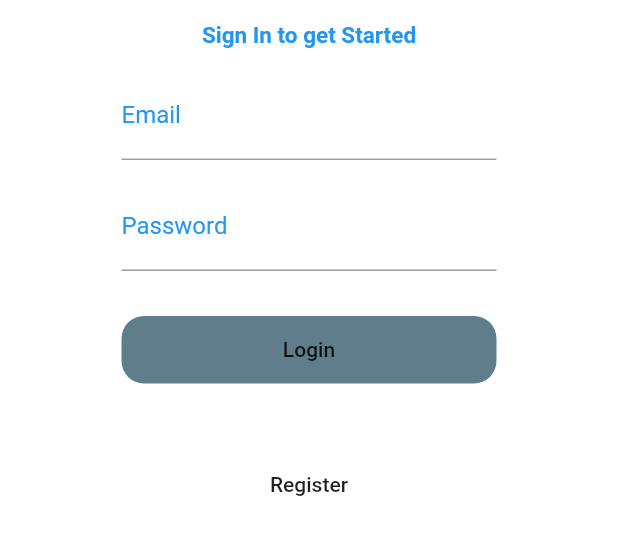
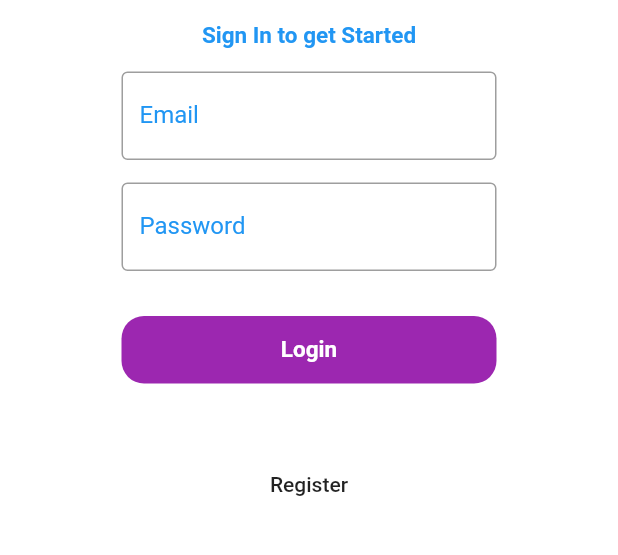
Before and after one commit to memsjava/takalo, a Flutter app: the screen it shows after launch, on a phone screen of 412 x 824 dp, the part 389-944 px from its top. Run offline on Flutter 3.47's test engine with Material 2 defaults, Android fonts, the light colour scheme and no system bars; our stand-ins replace auto_route, cloud_firestore, firebase_auth, firebase_core, flutter_redux, photo_view and 1 more; accounts and stored records are empty.

Commit message:
login ui v0

```diff
--- a/takalo_app/lib/presentation/pages/login.dart
+++ b/takalo_app/lib/presentation/pages/login.dart
@@ -54,7 +54,7 @@ class _AuthenticationState extends State<Authentication> {
                         decoration: const InputDecoration(
                             hintText: 'something@gmail.com',
                             labelText: 'Email',
-                            fillColor: Colors.grey,
+                            border: OutlineInputBorder(),
                             hintStyle: TextStyle(color: Colors.yellow),
                             labelStyle: TextStyle(color: Colors.blue)),
                       ),
@@ -67,7 +67,7 @@ class _AuthenticationState extends State<Authentication> {
                         decoration: const InputDecoration(
                             hintText: 'password',
                             labelText: 'Password',
-                            fillColor: Colors.grey,
+                            border: OutlineInputBorder(),
                             hintStyle: TextStyle(color: Colors.yellow),
                             labelStyle: TextStyle(color: Colors.blue)),
                       ),
@@ -81,7 +81,7 @@ class _AuthenticationState extends State<Authentication> {
                     height: 45,
                     decoration: BoxDecoration(
                         borderRadius: BorderRadius.circular(15.0),
-                        color: Colors.blueGrey),
+                        color: Colors.purple),
                     child: MaterialButton(
                       onPressed: () async {
                         bool shouldNavigate =
@@ -94,7 +94,14 @@ class _AuthenticationState extends State<Authentication> {
                           );
                         }
                       },
-                      child: const Text("Login"),
+                      child: Text(
+                        "Login",
+                        style: TextStyle(
+                          fontWeight: FontWeight.w600,
+                          fontSize: 15,
+                          color: Colors.white,
+                        ),
+                      ),
                     ),
                   ),
                   SizedBox(
```
